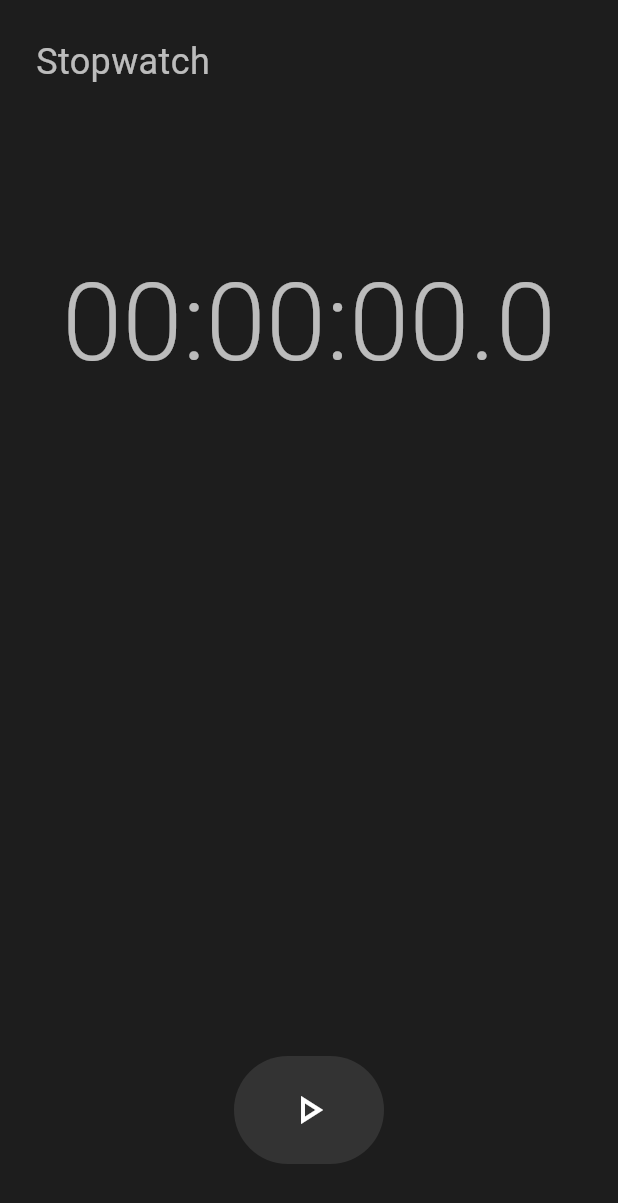
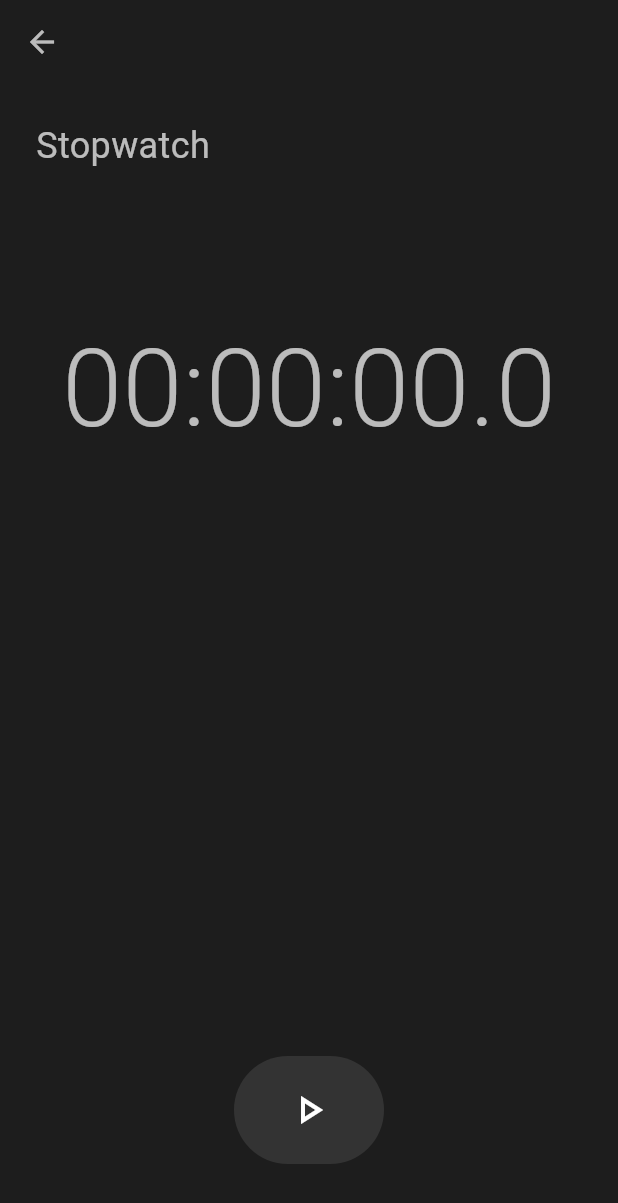
Before and after one commit to ReynardAdimas/TPM_Tugas2, a Flutter app: the StopwatchScreen screen opened directly, on a phone screen of 412 x 824 dp. Shown: the top 1203 px of the screen. Run offline on Flutter 3.47's test engine with Material 3 defaults, Android fonts, the phone set to English and light mode, and no system bars.

Commit message:
feat: more styling on login and navigating stopwatch feature

```diff
--- a/lib/pages/login_page.dart
+++ b/lib/pages/login_page.dart
@@ -65,6 +65,9 @@ class _LoginPageState extends State<LoginPage> {
                 border: OutlineInputBorder(
                   borderRadius: BorderRadius.circular(12)
                 ),
+                focusedBorder: OutlineInputBorder(
+                  borderSide: BorderSide(color: Colors.grey)
+                )
 
               ),
             ),
@@ -79,6 +82,9 @@ class _LoginPageState extends State<LoginPage> {
                 hoverColor: Colors.black,
                 border: OutlineInputBorder(
                   borderRadius: BorderRadius.circular(12)
+                ),
+                focusedBorder: OutlineInputBorder(
+                  borderSide: BorderSide(color: Colors.grey)
                 ),
                 suffixIcon: IconButton(
                   onPressed: (){
--- a/lib/pages/stopwatch_screen.dart
+++ b/lib/pages/stopwatch_screen.dart
@@ -86,6 +86,12 @@ class _StopwatchScreenState extends State<StopwatchScreen> {
   Widget build(BuildContext context) {
     return Scaffold(
       backgroundColor: const Color(0xFF1D1D1D),
+      appBar: AppBar(
+        backgroundColor: const Color(0xFF1D1D1D),
+        iconTheme: IconThemeData(
+          color: Colors.white70
+        ),
+      ),
       body: SafeArea(
         child: Column(
           crossAxisAlignment: CrossAxisAlignment.start,
```
Also changed, not shown: lib/pages/menu.dart (+18 -3 lines).
